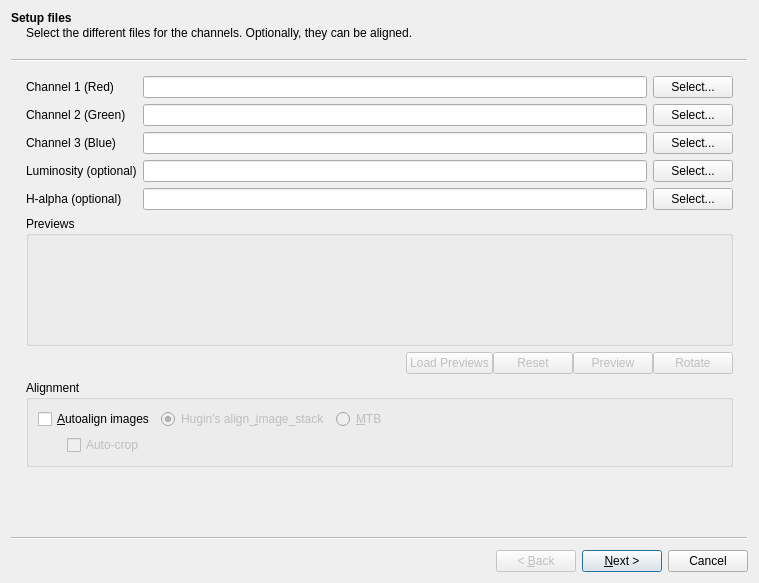
Before: the Qt Designer form src/UI/FitsImporter.ui in LuminanceHDR/LuminanceHDR, drawn with Qt 5.
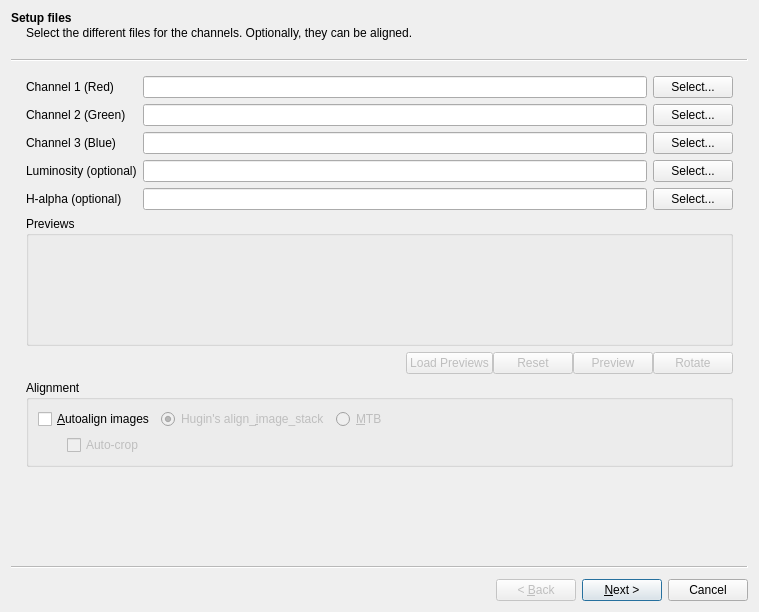
After: the same form once the commit is applied. Icons and pictures are not drawn. Custom widgets are drawn as their Qt base class.

Commit message: [icons-theme]: add FitsImporter fallback icons. Add missing luminance-hdr icon to some dialogs.

Patch:
```diff
--- a/src/UI/FitsImporter.ui
+++ b/src/UI/FitsImporter.ui
@@ -7,7 +7,7 @@
     <x>0</x>
     <y>0</y>
     <width>759</width>
-    <height>583</height>
+    <height>612</height>
    </rect>
   </property>
   <property name="windowTitle">
```
Left out of the diff: 75 changed lines with no effect on the pictures. The commit also changes 6 other files.
